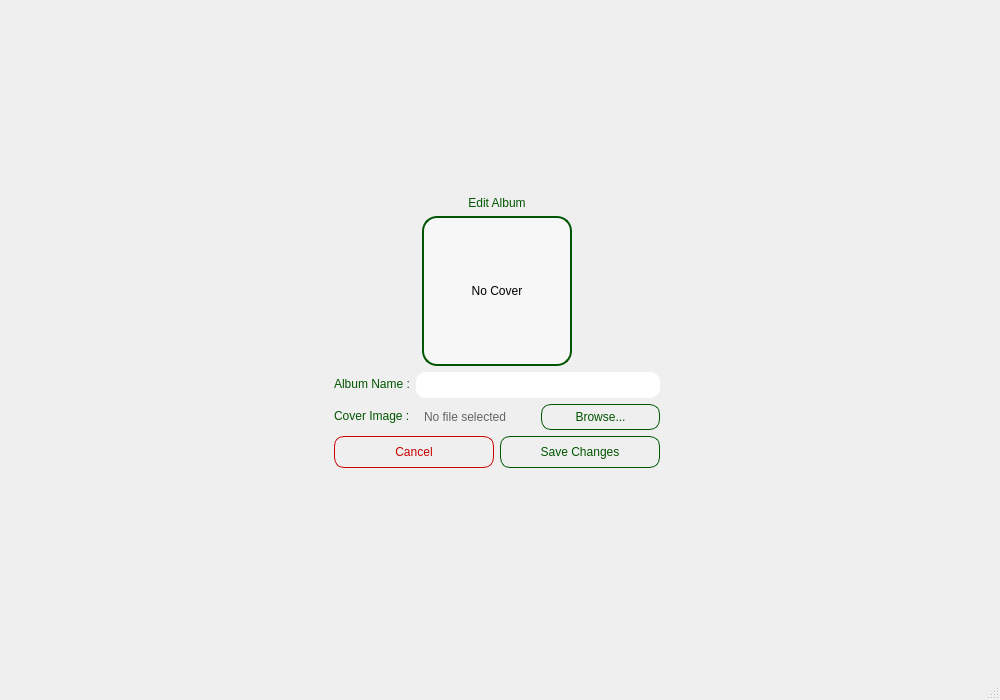
Before: the Qt Designer form editalbumwindow.ui in aminfooladi/QSpotify, drawn with Qt 5.
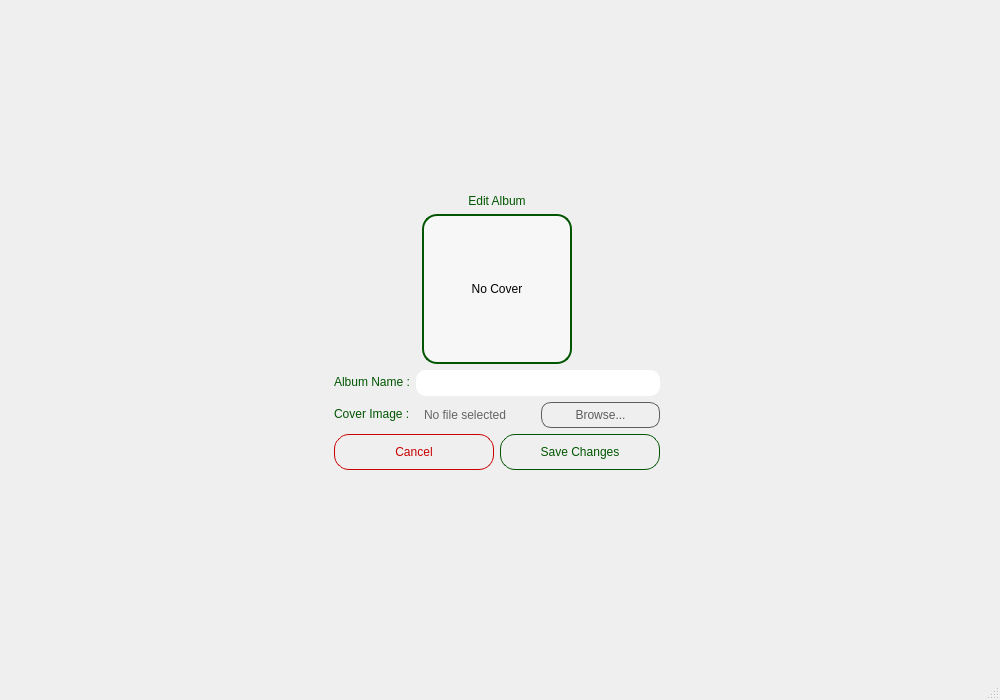
After: the same form once the commit is applied. Icons and pictures are not drawn.

```diff
--- a/editalbumwindow.ui
+++ b/editalbumwindow.ui
@@ -13,6 +13,9 @@
   <property name="windowTitle">
    <string>MainWindow</string>
   </property>
+  <property name="styleSheet">
+   <string notr="true">background-image: url(:/images/background/images/liteBackground.png);</string>
+  </property>
   <widget class="QWidget" name="centralwidget">
    <layout class="QGridLayout" name="gridLayout_2">
     <item row="1" column="2">
@@ -143,11 +146,24 @@
           <item>
            <widget class="QPushButton" name="selectCoverButton">
             <property name="styleSheet">
-             <string notr="true">background-image: url(:/images/background/images/witeBackground.png);
-border: 1px solid rgb(0, 85, 0);
+             <string notr="true">QPushButton {
+background: transparent;
+border: 1px solid rgb(93, 93, 93);
 border-radius: 10px;
 padding: 5px 15px;
-color: rgb(0, 85, 0);</string>
+color: rgb(93, 93, 93);
+font: 700 9pt &quot;Segoe UI&quot;;
+}
+
+QPushButton:hover {
+	background-color: rgb(93, 93, 93);
+	border:1px solid rgb(255, 255, 255);
+border-radius: 10px;
+padding: 5px 15px;
+	color: rgb(255, 255, 255);
+	font: 700 9pt &quot;Segoe UI&quot;;
+}
+</string>
             </property>
             <property name="text">
              <string>Browse...</string>
@@ -163,12 +179,24 @@
         <item>
          <widget class="QPushButton" name="cancelButton">
           <property name="styleSheet">
-           <string notr="true">background-image: url(:/images/background/images/witeBackground.png);
+           <string notr="true">QPushButton {
+background: transparent;
 border: 1px solid rgb(200, 0, 0);
-border-radius: 10px;
-padding: 8px 25px;
+border-radius: 15px;
+padding: 10px;
 color: rgb(200, 0, 0);
-font: 700 9pt &quot;Segoe UI&quot;;</string>
+font: 700 9pt &quot;Segoe UI&quot;;
+}
+
+QPushButton:hover {
+	background-color: rgb(200, 0, 0);
+	border:1px solid rgb(255, 255, 255);
+	border-radius: 15px;
+	padding: 10px;
+	color: rgb(255, 255, 255);
+	font: 700 9pt &quot;Segoe UI&quot;;
+}
+</string>
           </property>
           <property name="text">
            <string>Cancel</string>
@@ -178,12 +206,24 @@
         <item>
          <widget class="QPushButton" name="saveButton">
           <property name="styleSheet">
-           <string notr="true">background-image: url(:/images/background/images/witeBackground.png);
-border: 1px solid rgb(0, 85, 0);
-border-radius: 10px;
-padding: 8px 25px;
-color: rgb(0, 85, 0);
-font: 700 9pt &quot;Segoe UI&quot;;</string>
+           <string notr="true">QPushButton {
+	background: transparent;
+	border:1px solid rgb(0, 85, 0);
+	border-radius: 15px;
+	padding: 10px;
+	color: rgb(0, 85, 0);
+	font: 700 9pt &quot;Segoe UI&quot;;
+}
+
+QPushButton:hover {
+	background-color: rgb(0, 85, 0);
+	border:1px solid rgb(0, 85, 0);
+	border-radius: 15px;
+	padding: 10px;
+	color: rgb(255, 255, 255);
+	font: 700 9pt &quot;Segoe UI&quot;;
+}
+</string>
           </property>
           <property name="text">
            <string>Save Changes</string>
```
